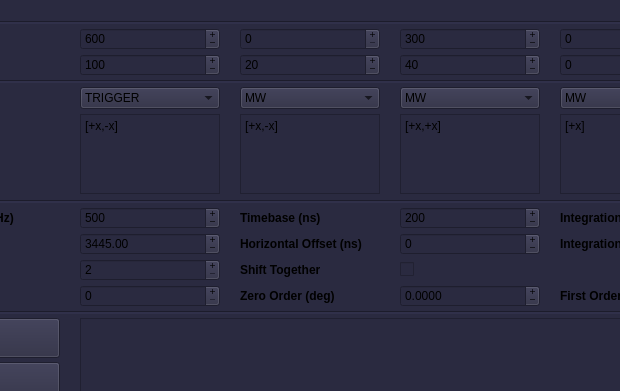
Before: the Qt Designer form atomize/control_center/gui/phasing_main_window.ui in Anatoly1010/Atomize_ITC, drawn with Qt 5; both pictures show x 120 to 740 and y 0 to 391 of the 1320 by 472 pixel window.
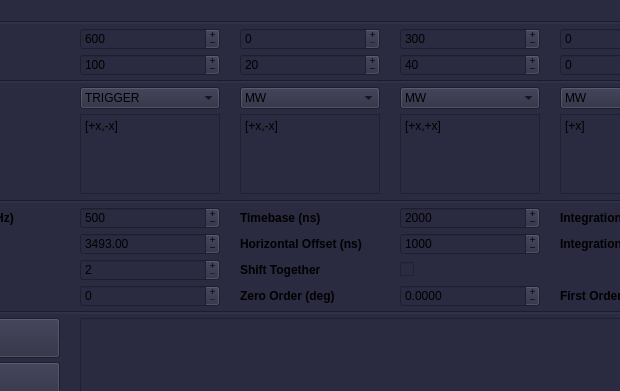
After: the same form once the commit is applied.

Diff of the .ui file:
```diff
--- a/atomize/control_center/gui/phasing_main_window.ui
+++ b/atomize/control_center/gui/phasing_main_window.ui
@@ -717,7 +717,7 @@
          <double>0.500000000000000</double>
         </property>
         <property name="value">
-         <double>3445.000000000000000</double>
+         <double>3493.000000000000000</double>
         </property>
        </widget>
       </item>
@@ -1138,7 +1138,7 @@
          <number>1</number>
         </property>
         <property name="value">
-         <number>0</number>
+         <number>1000</number>
         </property>
        </widget>
       </item>
@@ -1163,7 +1163,7 @@
          <number>5</number>
         </property>
         <property name="value">
-         <number>200</number>
+         <number>2000</number>
         </property>
        </widget>
       </item>
```
Left out of the diff: 6 changed lines with no effect on the pictures.
